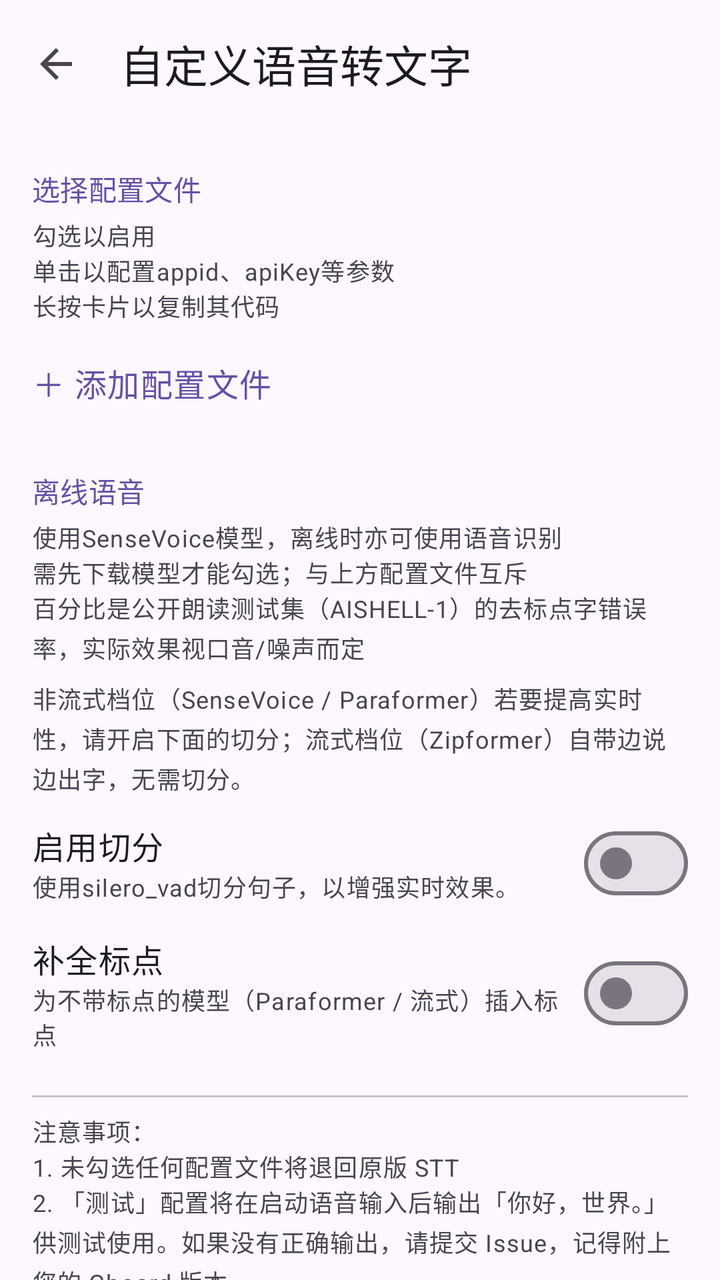
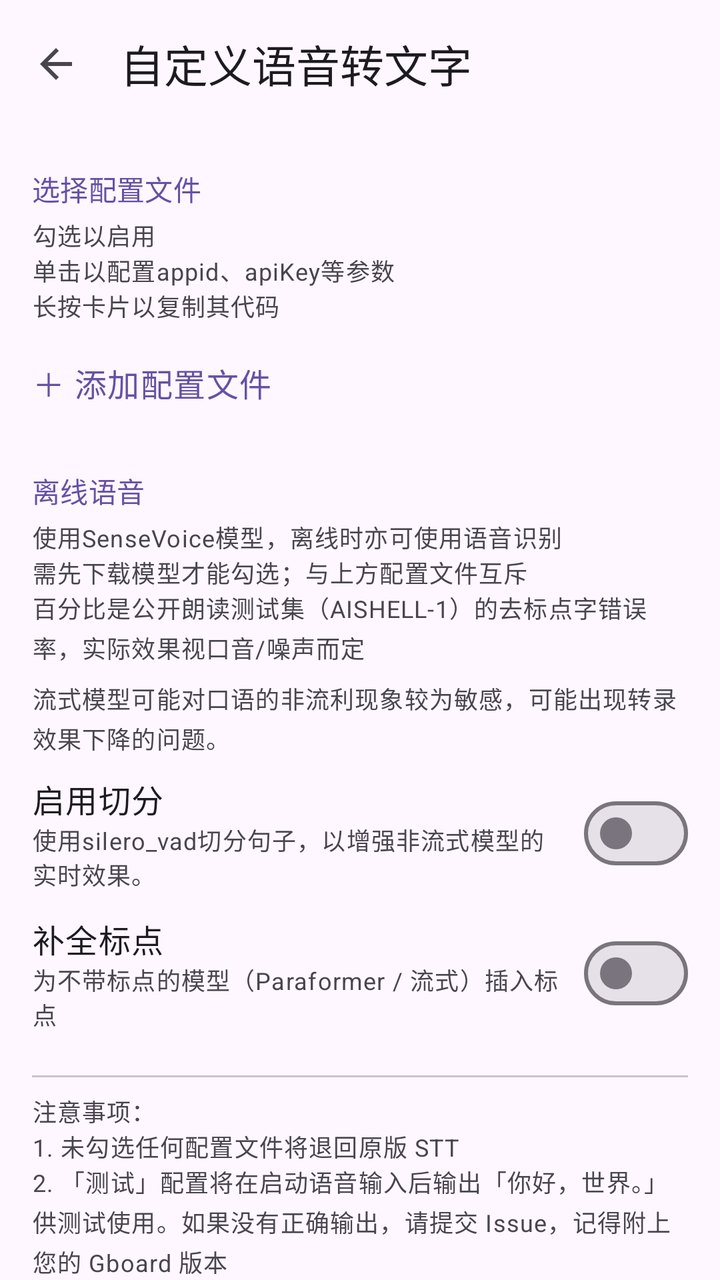

Screens rendered from an Android XML layout before and after an edit, with the pre-edit source and the edit as a unified diff.
<!-- AndroidManifest.xml: application theme Theme.GboardExt -->
<!-- res/layout/activity_voice_engine.xml -->
<?xml version="1.0" encoding="utf-8"?>
<LinearLayout xmlns:android="http://schemas.android.com/apk/res/android"
    xmlns:app="http://schemas.android.com/apk/res-auto"
    android:layout_width="match_parent"
    android:layout_height="match_parent"
    android:fitsSystemWindows="true"
    android:orientation="vertical">

    <com.google.android.material.appbar.MaterialToolbar
        android:id="@+id/toolbar"
        android:layout_width="match_parent"
        android:layout_height="?attr/actionBarSize"
        app:navigationIcon="?attr/homeAsUpIndicator"
        app:title="自定义语音转文字" />

    <androidx.core.widget.NestedScrollView
        android:layout_width="match_parent"
        android:layout_height="match_parent"
        android:fitsSystemWindows="true"
        android:fillViewport="true">

        <LinearLayout
            android:layout_width="match_parent"
            android:layout_height="wrap_content"
            android:orientation="vertical"
            android:paddingStart="16dp"
            android:paddingEnd="16dp"
            android:paddingTop="8dp"
            android:paddingBottom="24dp">

            
            <TextView
                style="@style/ImeSectionHeader"
                android:text="选择配置文件" />

            <TextView
                style="@style/ImeNote"
                android:layout_marginTop="4dp"
                android:text="勾选以启用" />
            <TextView
                style="@style/ImeNote"
                android:text="单击以配置appid、apiKey等参数" />
            <TextView
                style="@style/ImeNote"
                android:text="长按卡片以复制其代码" />

            <LinearLayout
                android:id="@+id/list_profiles"
                android:layout_width="match_parent"
                android:layout_height="wrap_content"
                android:orientation="vertical" />

            <TextView
                android:id="@+id/btn_add_profile"
                style="@style/ImeAddButton"
                android:text="＋ 添加配置文件" />

            
            <TextView
                style="@style/ImeSectionHeader"
                android:layout_marginTop="20dp"
                android:text="离线语音" />

            <TextView
                style="@style/ImeNote"
                android:layout_marginTop="4dp"
                android:text="使用SenseVoice模型，离线时亦可使用语音识别" />
            <TextView
                style="@style/ImeNote"
                android:text="需先下载模型才能勾选；与上方配置文件互斥" />
            <TextView
                style="@style/ImeNote"
                android:text="百分比是公开朗读测试集（AISHELL-1）的去标点字错误率，实际效果视口音/噪声而定" />

            <LinearLayout
                android:id="@+id/list_models"
                android:layout_width="match_parent"
                android:layout_height="wrap_content"
                android:orientation="vertical" />

            <TextView
                style="@style/ImeNote"
                android:layout_marginTop="8dp"
                android:text="非流式档位（SenseVoice / Paraformer）若要提高实时性，请开启下面的切分；流式档位（Zipformer）自带边说边出字，无需切分。" />
            <LinearLayout
                android:id="@+id/row_vad"
                android:layout_width="match_parent"
                android:layout_height="wrap_content"
                android:layout_marginTop="4dp"
                android:gravity="center_vertical"
                android:orientation="horizontal"
                android:paddingTop="6dp"
                android:paddingBottom="6dp">

                <LinearLayout
                    android:layout_width="0dp"
                    android:layout_height="wrap_content"
                    android:layout_weight="1"
                    android:orientation="vertical">

                    <TextView
                        android:layout_width="match_parent"
                        android:layout_height="wrap_content"
                        android:text="启用切分"
                        android:textAppearance="?attr/textAppearanceBodyLarge"
                        android:textColor="?attr/colorOnSurface" />

                    <TextView
                        android:layout_width="match_parent"
                        android:layout_height="wrap_content"
                        android:text="使用silero_vad切分句子，以增强实时效果。"
                        android:textAppearance="?attr/textAppearanceBodySmall"
                        android:textColor="?attr/colorOnSurfaceVariant" />

                </LinearLayout>

                <com.google.android.material.materialswitch.MaterialSwitch
                    android:id="@+id/sw_vad"
                    android:layout_width="wrap_content"
                    android:layout_height="wrap_content"
                    android:layout_marginStart="10dp"
                    android:minWidth="0dp" />

            </LinearLayout>

            <LinearLayout
                android:id="@+id/row_punct"
                android:layout_width="match_parent"
                android:layout_height="wrap_content"
                android:gravity="center_vertical"
                android:orientation="horizontal"
                android:paddingTop="6dp"
                android:paddingBottom="6dp">

                <LinearLayout
                    android:layout_width="0dp"
                    android:layout_height="wrap_content"
                    android:layout_weight="1"
                    android:orientation="vertical">

                    <TextView
                        android:layout_width="match_parent"
                        android:layout_height="wrap_content"
                        android:text="补全标点"
                        android:textAppearance="?attr/textAppearanceBodyLarge"
                        android:textColor="?attr/colorOnSurface" />

                    <TextView
                        android:layout_width="match_parent"
                        android:layout_height="wrap_content"
                        android:text="为不带标点的模型（Paraformer / 流式）插入标点"
                        android:textAppearance="?attr/textAppearanceBodySmall"
                        android:textColor="?attr/colorOnSurfaceVariant" />

                </LinearLayout>

                <com.google.android.material.materialswitch.MaterialSwitch
                    android:id="@+id/sw_punct"
                    android:layout_width="wrap_content"
                    android:layout_height="wrap_content"
                    android:layout_marginStart="10dp"
                    android:minWidth="0dp" />

            </LinearLayout>

            
            <View
                android:layout_width="match_parent"
                android:layout_height="1dp"
                android:layout_marginTop="16dp"
                android:background="?attr/colorOutlineVariant" />

            
            <LinearLayout
                android:layout_width="match_parent"
                android:layout_height="wrap_content"
                android:orientation="vertical"
                android:paddingTop="8dp">

                <TextView
                    style="@style/ImeNote"
                    android:text="注意事项：" />

                <TextView
                    style="@style/ImeNote"
                    android:text="1. 未勾选任何配置文件将退回原版 STT" />
                <TextView
                    android:id="@+id/tv_note_issue"
                    style="@style/ImeNote"
                    android:text="2. 「测试」配置将在启动语音输入后输出「你好，世界。」供测试使用。如果没有正确输出，请提交 Issue，记得附上您的 Gboard 版本" />
                <TextView
                    style="@style/ImeNote"
                    android:text="3. 所有配置文件均可删除；如果意外删除/覆盖默认配置文件，可点击「恢复内置配置」还原" />
                <TextView
                    style="@style/ImeNote"
                    android:text="4. 长按配置文件卡片可复制代码，粘贴至别处编辑" />
                <TextView
                    style="@style/ImeNote"
                    android:text="5. 导入时以代码里的 engine.id 为唯一识别码，同名会覆盖已有配置" />

            </LinearLayout>

            
            <View
                android:layout_width="match_parent"
                android:layout_height="1dp"
                android:layout_marginTop="16dp"
                android:background="?attr/colorOutlineVariant" />

            <TextView
                android:id="@+id/tv_restore_builtins"
                android:layout_width="match_parent"
                android:layout_height="wrap_content"
                android:paddingTop="12dp"
                android:paddingBottom="12dp"
                android:text="恢复内置配置"
                android:textAppearance="?attr/textAppearanceBodyLarge"
                android:textColor="?attr/colorPrimary"
                android:clickable="true"
                android:focusable="true"
                android:background="?attr/selectableItemBackground" />

            <TextView
                android:id="@+id/tv_force_update"
                android:layout_width="match_parent"
                android:layout_height="wrap_content"
                android:paddingTop="12dp"
                android:paddingBottom="12dp"
                android:text="强制更新配置文件"
                android:textAppearance="?attr/textAppearanceBodyLarge"
                android:textColor="?attr/colorPrimary"
                android:clickable="true"
                android:focusable="true"
                android:background="?attr/selectableItemBackground" />

        </LinearLayout>

    </androidx.core.widget.NestedScrollView>

</LinearLayout>
<!-- resources referenced by this layout -->
<resources>
  <style name="ImeAddButton" parent="">
          <item name="android:layout_width">match_parent</item>
          <item name="android:layout_height">wrap_content</item>
          <item name="android:layout_marginTop">6dp</item>
          <item name="android:paddingTop">12dp</item>
          <item name="android:paddingBottom">12dp</item>
          <item name="android:textAppearance">?attr/textAppearanceBodyLarge</item>
          <item name="android:textColor">?attr/colorPrimary</item>
          <item name="android:clickable">true</item>
          <item name="android:focusable">true</item>
          <item name="android:background">?attr/selectableItemBackground</item>
      </style>
  <style name="ImeNote" parent="">
          <item name="android:layout_width">match_parent</item>
          <item name="android:layout_height">wrap_content</item>
          <item name="android:textAppearance">?attr/textAppearanceBodySmall</item>
          <item name="android:textColor">?attr/colorOnSurfaceVariant</item>
          <item name="android:lineSpacingMultiplier">1.15</item>
      </style>
  <style name="ImeSectionHeader" parent="">
          <item name="android:layout_width">match_parent</item>
          <item name="android:layout_height">wrap_content</item>
          <item name="android:layout_marginTop">12dp</item>
          <item name="android:textAppearance">?attr/textAppearanceTitleSmall</item>
          <item name="android:textColor">?attr/colorPrimary</item>
      </style>
  <style name="Theme.GboardExt" parent="Theme.Material3.DayNight.NoActionBar" />
</resources>

<!-- the commit's change to res/layout/activity_voice_engine.xml (unified diff, before → after) -->
@@ -81,7 +81,7 @@
             <TextView
                 style="@style/ImeNote"
                 android:layout_marginTop="8dp"
-                android:text="非流式档位（SenseVoice / Paraformer）若要提高实时性，请开启下面的切分；流式档位（Zipformer）自带边说边出字，无需切分。" />
+                android:text="流式模型可能对口语的非流利现象较为敏感，可能出现转录效果下降的问题。" />
             <LinearLayout
                 android:id="@+id/row_vad"
                 android:layout_width="match_parent"
@@ -108,7 +108,7 @@
                     <TextView
                         android:layout_width="match_parent"
                         android:layout_height="wrap_content"
-                        android:text="使用silero_vad切分句子，以增强实时效果。"
+                        android:text="使用silero_vad切分句子，以增强非流式模型的实时效果。"
                         android:textAppearance="?attr/textAppearanceBodySmall"
                         android:textColor="?attr/colorOnSurfaceVariant" />
 
